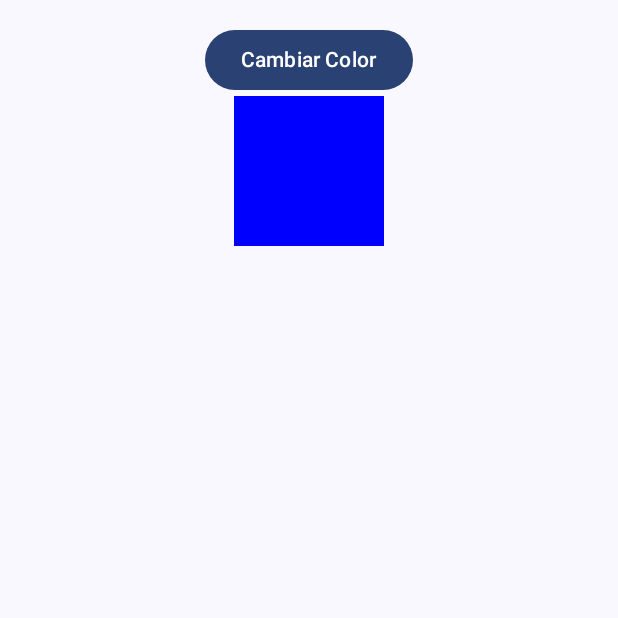
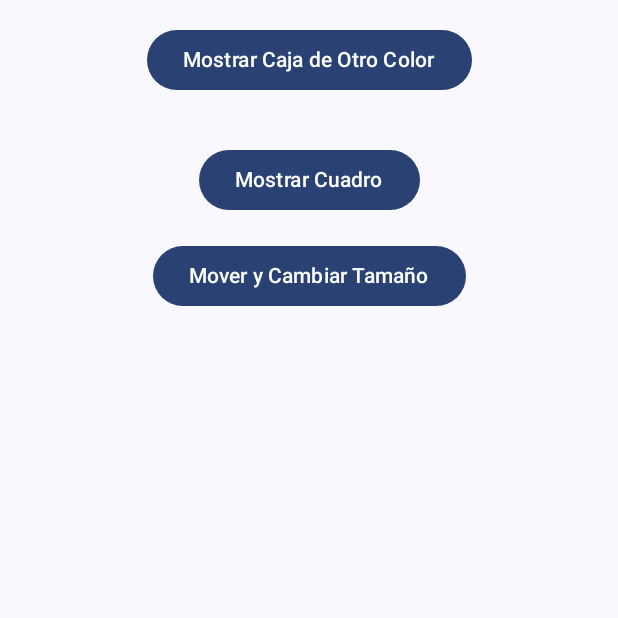
Before and after one commit to WisomdCV/Lab13moviles, an Android app built with Jetpack Compose: the screen it shows after launch (MainActivity), on a phone screen of 412 x 824 dp, the top half of it. Run offline under Robolectric (Android 15) with nearby library versions, the phone set to English and light mode, and no system bars.

Commit message:
Ejercicio 3
Cuadro cambio de tamaño compatible con la muestra de caja

```diff
--- a/app/src/main/java/com/example/lab13_moviles/AnimatedBoxScreen.kt
+++ b/app/src/main/java/com/example/lab13_moviles/AnimatedBoxScreen.kt
@@ -1,5 +1,9 @@
 import androidx.compose.animation.AnimatedVisibility
 import androidx.compose.animation.animateColorAsState
+import androidx.compose.animation.core.AnimationSpec
+import androidx.compose.animation.core.Spring
+import androidx.compose.animation.core.animateDpAsState
+import androidx.compose.animation.core.spring
 import androidx.compose.animation.core.tween
 import androidx.compose.animation.fadeIn
 import androidx.compose.animation.fadeOut
@@ -16,6 +20,11 @@ import androidx.compose.ui.unit.dp
 @Composable
 fun AnimatedBoxScreen(modifier: Modifier = Modifier) {
     var isVisible by remember { mutableStateOf(false) }
+    var moveBox by remember { mutableStateOf(false) }
+
+    val boxSize by animateDpAsState(targetValue = if (moveBox) 150.dp else 100.dp)
+    val boxOffsetX by animateDpAsState(targetValue = if (moveBox) 50.dp else 0.dp)
+    val boxOffsetY by animateDpAsState(targetValue = if (moveBox) 50.dp else 0.dp)
 
     Column(
         modifier = modifier.fillMaxSize().padding(16.dp),
@@ -25,20 +34,23 @@ fun AnimatedBoxScreen(modifier: Modifier = Modifier) {
             Text(text = if (isVisible) "Ocultar Cuadro" else "Mostrar Cuadro")
         }
 
-        Button(onClick = { }) {
-            Text("Botón 2")
+        Spacer(modifier = Modifier.height(16.dp))
+
+        Button(onClick = { moveBox = !moveBox }) {
+            Text(text = "Mover y Cambiar Tamaño")
         }
 
         Spacer(modifier = Modifier.weight(1f))
 
         AnimatedVisibility(
             visible = isVisible,
-            enter = fadeIn(),
-            exit = fadeOut()
+            enter = fadeIn(animationSpec = tween(durationMillis = 800)),
+            exit = fadeOut(animationSpec = spring(dampingRatio = Spring.DampingRatioMediumBouncy))
         ) {
             Box(
                 modifier = Modifier
-                    .size(100.dp)
+                    .offset(x = boxOffsetX, y = boxOffsetY)
+                    .size(boxSize)
                     .background(Color.White)
             )
         }
@@ -48,10 +60,17 @@ fun AnimatedBoxScreen(modifier: Modifier = Modifier) {
 @Composable
 fun ColorChangingBoxScreen(modifier: Modifier = Modifier) {
     var isBlue by remember { mutableStateOf(true) }
+    var useSpringAnimation by remember { mutableStateOf(false) }
+
+    val animationSpec: AnimationSpec<Color> = if (useSpringAnimation) {
+        spring(dampingRatio = Spring.DampingRatioLowBouncy, stiffness = Spring.StiffnessMedium)
+    } else {
+        tween(durationMillis = 1000)
+    }
 
     val backgroundColor by animateColorAsState(
         targetValue = if (isBlue) Color.Blue else Color.Green,
-        animationSpec = tween(durationMillis = 1000)
+        animationSpec = animationSpec
     )
 
     Column(
@@ -62,6 +81,14 @@ fun ColorChangingBoxScreen(modifier: Modifier = Modifier) {
             Text(text = "Cambiar Color")
         }
 
+        Spacer(modifier = Modifier.height(16.dp))
+
+        Button(onClick = { useSpringAnimation = !useSpringAnimation }) {
+            Text(text = if (useSpringAnimation) "Usar Tween" else "Usar Spring")
+        }
+
+        Spacer(modifier = Modifier.height(16.dp))
+
         Box(
             modifier = Modifier
                 .size(100.dp)
--- a/app/src/main/java/com/example/lab13_moviles/MainActivity.kt
+++ b/app/src/main/java/com/example/lab13_moviles/MainActivity.kt
@@ -1,16 +1,20 @@
 package com.example.lab13_moviles
 
+import AnimatedBoxScreen
 import ColorChangingBoxScreen
 import android.os.Bundle
 import androidx.activity.ComponentActivity
 import androidx.activity.compose.setContent
 import androidx.activity.enableEdgeToEdge
-import androidx.compose.foundation.layout.fillMaxSize
-import androidx.compose.foundation.layout.padding
+import androidx.compose.foundation.layout.*
+import androidx.compose.material3.Button
 import androidx.compose.material3.Scaffold
+import androidx.compose.material3.Text
+import androidx.compose.runtime.*
+import androidx.compose.ui.Alignment
 import androidx.compose.ui.Modifier
+import androidx.compose.ui.unit.dp
 import com.example.lab13_moviles.ui.theme.Lab13movilesTheme
-
 
 class MainActivity : ComponentActivity() {
     override fun onCreate(savedInstanceState: Bundle?) {
@@ -18,10 +22,31 @@ class MainActivity : ComponentActivity() {
         enableEdgeToEdge()
         setContent {
             Lab13movilesTheme {
+                var showColorChangingBox by remember { mutableStateOf(false) }
+
                 Scaffold(modifier = Modifier.fillMaxSize()) { innerPadding ->
-                    ColorChangingBoxScreen(
-                        modifier = Modifier.padding(innerPadding)
-                    )
+                    Column(
+                        modifier = Modifier
+                            .padding(innerPadding)
+                            .fillMaxSize()
+                            .padding(16.dp),
+                        horizontalAlignment = Alignment.CenterHorizontally
+                    ) {
+
+                        Button(onClick = { showColorChangingBox = !showColorChangingBox }) {
+                            Text(text = if (showColorChangingBox) "Mostrar Caja Animada" else "Mostrar Caja de Otro Color")
+                        }
+
+                        Spacer(modifier = Modifier.height(16.dp))
+
+                        Spacer(modifier = Modifier.weight(1f))
+                        //condicional para las dos funcionalidades
+                        if (showColorChangingBox) {
+                            ColorChangingBoxScreen()
+                        } else {
+                            AnimatedBoxScreen()
+                        }
+                    }
                 }
             }
         }
```
